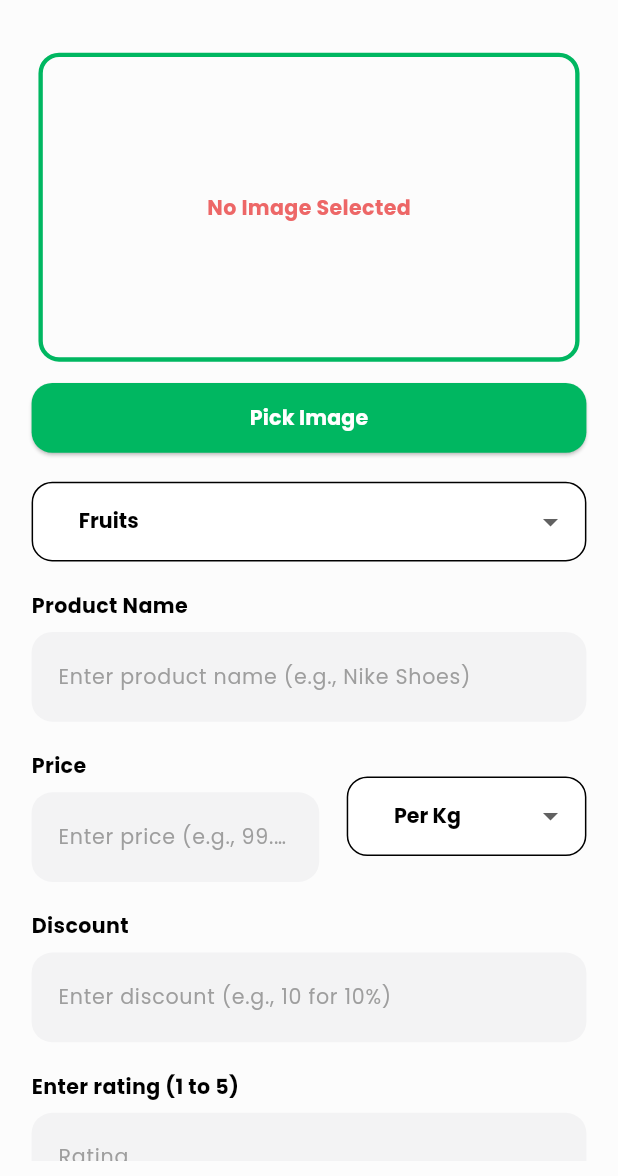
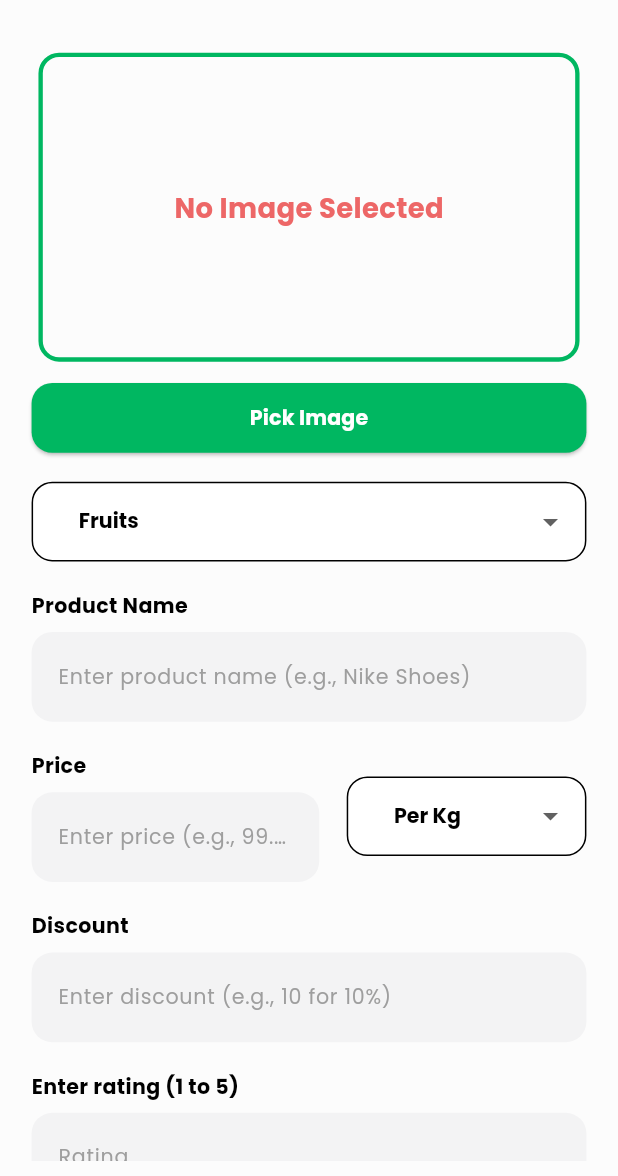
Before and after one commit to jasim506022/seller, a Flutter app: the ManageProductForm screen opened directly with empty values, on a phone screen of 412 x 824 dp, the part 60-1236 px from its top. Run offline on Flutter 3.47's test engine with Material 3 defaults, Android fonts, the phone set to English and light mode, and no system bars; our stand-ins replace cached_network_image, card_swiper, cloud_firestore, connectivity_plus, fancy_shimmer_image, firebase_auth and 15 more; accounts and stored records are empty.

Commit message:
home and update product

```diff
--- a/lib/controller/auth_controller.dart
+++ b/lib/controller/auth_controller.dart
@@ -63,7 +63,7 @@ class AuthController extends GetxController {
       passwordController,
       confirmPasswordController,
       phoneController,
-      nameController
+      nameController,
     ]) {
       controller.clear();
     }
@@ -85,7 +85,8 @@ class AuthController extends GetxController {
     }
 
     // Show a confirmation dialog and wait for the user's response.
-    final bool shouldPop = await Get.dialog<bool>(
+    final bool shouldPop =
+        await Get.dialog<bool>(
           ShowAlertDialog(
             icon: Icons.question_mark_rounded,
             title: AppStrings.exitDialogTitle,
@@ -145,7 +146,9 @@ class AuthController extends GetxController {
           ProfileModel profileModel = createUserProfile(user: user);
 
           await repository.createNewUserWithGoogle(
-              user: user, profileModel: profileModel);
+            user: user,
+            profileModel: profileModel,
+          );
 
           _navigateToMainPage(AppStrings.successSignInMessage);
         }
@@ -177,33 +180,34 @@ class AuthController extends GetxController {
 
       // Upload the user's profile image and get the image URL
       String userProfileImageUrl = await repository.uploadUserImage(
-          file: selectImageController.selectPhoto.value!);
+        file: selectImageController.selectPhoto.value!,
+      );
 
       // Register the user with email and password
-      UserCredential userCredential =
-          await repository.registerUserWithEmailAndPassword(
+      UserCredential userCredential = await repository
+          .registerUserWithEmailAndPassword(
             email: emailController.text.trim(),
-              password: passwordController.text.trim());
-
-
+            password: passwordController.text.trim(),
+          );
 
       // Create user profile data
       ProfileModel profile = createUserProfile(
         user: userCredential.user!,
         userProfileImageUrl: userProfileImageUrl,
         phoneNumber: phoneController.text.trim(),
-          userName: nameController.text.trim());
+        userName: nameController.text.trim(),
+      );
 
       // Upload user profile data
       repository.saveUserProfile(
-          profileModel: profile, documentId: userCredential.user!.uid);
+        profileModel: profile,
+        documentId: userCredential.user!.uid,
+      );
 
       // Reset the input fields after successful registration
       resetFields();
 
       _navigateToMainPage(AppStrings.signUpSuccessfulToast);
-
-
     } catch (e) {
       // Handle any errors during registration
       _handleError(e);
@@ -214,12 +218,12 @@ class AuthController extends GetxController {
 
   /// Creates a user profile using the provided user data or defaults.
 
-  ProfileModel createUserProfile(
-      {required User user,
+  ProfileModel createUserProfile({
+    required User user,
     String? userProfileImageUrl,
     String? userName,
-      String? phoneNumber}) {
-
+    String? phoneNumber,
+  }) {
     return ProfileModel(
       name: userName ?? user.displayName ?? AppStrings.defaultName,
       earnings: 0.0,
@@ -229,8 +233,8 @@ class AuthController extends GetxController {
       uid: user.uid,
       address: "",
       token: "",
-        imageurl:
-            userProfileImageUrl ?? user.photoURL ?? AppStrings.defaultImage);
+      imageurl: userProfileImageUrl ?? user.photoURL ?? AppStrings.defaultImage,
+    );
   }
 
   /// Validates the user input fields and shows appropriate error messages if any field is invalid.
@@ -259,7 +263,8 @@ class AuthController extends GetxController {
     try {
       loadingController.setLoading(true);
       await repository.sendPasswordResetEmail(
-          email: emailController.text.trim());
+        email: emailController.text.trim(),
+      );
       AppsFunction.flutterToast(msg: AppStrings.sendingMailToast);
       Get.toNamed(RoutesName.signInPage);
     } catch (e) {
--- a/lib/main.dart
+++ b/lib/main.dart
@@ -34,7 +34,7 @@ Future<void> _loadSharedPreferences() async {
 
 // Check onboarding status
     AppConstants.isViewed =
-        AppConstants.sharedPreference?.getInt(AppStrings.prefOnboarding)??0;
+        AppConstants.sharedPreference!.getInt(AppStrings.prefOnboarding)??0;
   } catch (e) {
     developer.log("Error loading SharedPreferences: $e");
   }
--- a/lib/res/apps_color.dart
+++ b/lib/res/apps_color.dart
@@ -4,10 +4,9 @@ class AppColors {
   /// ------------------------------------------------------------------------
   /// 🎨 Background Colors
   /// ------------------------------------------------------------------------
-  static const Color backgroundLight = Color(0xfffcfcfc); //backgroundLight
-  static const Color backgroundDark = Color(0xff080e1e); //backgroundDark
-  static const Color backgroundHomePageLight =
-      Color(0xfff2f2f8); // backgroundHomePageLight
+  static const Color backgroundLight = Color(0xfffcfcfc);
+  static const Color backgroundDark = Color(0xff080e1e);
+  static const Color homePageBackgroundColor = Color(0xfff2f2f8);
 
   /// ------------------------------------------------------------------------
   /// 🔹 Primary Colors
--- a/lib/res/utils.dart
+++ b/lib/res/utils.dart
@@ -53,6 +53,6 @@ class ThemeUtils {
       isDarkTheme ? AppColors.green : AppColors.black;
 
   // Background Color
-  static Color get backgroundColor =>
-      isDarkTheme ? AppColors.backgroundDark : const Color(0xFFF2F2F8);
+  static Color get homePageBackgroundColor =>
+      isDarkTheme ? AppColors.backgroundDark : AppColors.homePageBackgroundColor;
 }
--- a/lib/view/add_product/widget/grid_image_list_widget.dart
+++ b/lib/view/add_product/widget/grid_image_list_widget.dart
@@ -36,7 +36,6 @@ class GridImageListWidget extends StatelessWidget {
           ),
 
           /// Show empty state if no images are selected, otherwise show the grid
-
           child: selectedImages.isEmpty
               ? _buildEmptyState()
               : _buildImageGrid(selectedImages));
@@ -50,7 +49,7 @@ class GridImageListWidget extends StatelessWidget {
     return Center(
       child: Text(
         AppStrings.noImageSelectedToast,
-        style: AppsTextStyle.mediumBoldText.copyWith(color: AppColors.red),
+        style: AppsTextStyle.mediumBoldText.copyWith(color: AppColors.red,fontSize: 20.sp),
       ),
     );
   }
--- a/lib/view/add_product/widget/manage_product_form.dart
+++ b/lib/view/add_product/widget/manage_product_form.dart
@@ -19,10 +19,7 @@ import 'grid_image_list_widget.dart';
 /// Screen for adding or editing a product.
 /// Uses [GetX] for state management.
 class ManageProductForm extends StatefulWidget {
-  const ManageProductForm({
-    super.key,
-    required this.isEditMode,
-  });
+  const ManageProductForm({super.key, required this.isEditMode});
 
   /// Indicates whether the form is in edit mode.
   final bool isEditMode;
@@ -51,8 +48,9 @@ class _ManageProductFormState extends State<ManageProductForm> {
       onTap: () => FocusScope.of(context).unfocus(), // Dismiss keyboard on tap.
       child: PopScope(
         canPop: false,
-        //Hand Unsave Change On Back
-        onPopInvoked: (didPop) =>
+        //Hand Unsaved Change On Back
+        onPopInvoked:
+            (didPop) =>
                 manageProductController.handleUnsavedChangesOnBack(didPop),
         child: Scaffold(
           appBar: _buildAppBar(),
@@ -62,15 +60,13 @@ class _ManageProductFormState extends State<ManageProductForm> {
               children: [
                 // Show loading indicator when uploading.
                 Obx(() {
-                      return manageProductController
-                              .loadingController.loading.value
+                  return manageProductController.loadingController.loading.value
                       ? const LinearProgressIndicator()
                       // Use this to avoid rendering anything when not loading.
                       : const SizedBox.shrink();
                 }),
                 Padding(
-                      padding:
-                          EdgeInsets.symmetric(horizontal: 8.w, vertical: 5.h),
+                  padding: EdgeInsets.symmetric(horizontal: 8.w, vertical: 5.h),
                   child: Column(
                     children: [
                       const GridImageListWidget(),
@@ -83,7 +79,9 @@ class _ManageProductFormState extends State<ManageProductForm> {
                   ),
                 ),
               ],
-                ))),
+            ),
+          ),
+        ),
       ),
     );
   }
@@ -91,22 +89,25 @@ class _ManageProductFormState extends State<ManageProductForm> {
   /// Builds the app bar with title and upload action.
   AppBar _buildAppBar() {
     return AppBar(
-      title: Text(widget.isEditMode
+      title: Text(
+        widget.isEditMode
             ? AppStrings.updateProductTitle
-          : AppStrings.addNewProductTitle),
+            : AppStrings.addNewProductTitle,
+      ),
       actions: [
         IconButton(
           onPressed: () async {
             if (!_formKey.currentState!.validate()) return;
 
             NetworkUtils.executeWithInternetCheck(
-                  action: () => manageProductController.saveProduct(
-                      isUpdate: widget.isEditMode));
+              action:
+                  () => manageProductController.saveProduct(
+                    isUpdate: widget.isEditMode,
+                  ),
+            );
           },
-            icon: const Icon(
-              Icons.cloud_upload,
-              color: AppColors.green,
-            ))
+          icon: const Icon(Icons.cloud_upload, color: AppColors.green),
+        ),
       ],
     );
   }
@@ -114,8 +115,9 @@ class _ManageProductFormState extends State<ManageProductForm> {
   Widget _buildImagePickerButton() {
     return AppButton(
       title: AppStrings.btnPickImage,
-        onPressed: () =>
-            manageProductController.pickProductImage(ImageSource.gallery));
+      onPressed:
+          () => manageProductController.pickProductImage(ImageSource.gallery),
+    );
   }
 
   Form _buildProductForm() {
@@ -126,11 +128,15 @@ class _ManageProductFormState extends State<ManageProductForm> {
           /// Product Category Selection Dropdown
           CustomDropdownWidget(
             items: AppConstants.categories,
-            value: manageProductController
-                .categoryController.selectedCategory.value,
+            value:
+                manageProductController
+                    .categoryController
+                    .selectedCategory
+                    .value,
             onChanged: (value) {
-              manageProductController.categoryController
-                  .updateCategory(value!.toString());
+              manageProductController.categoryController.updateCategory(
+                value!.toString(),
+              );
               manageProductController.hasProductsChanged(true);
             },
           ),
@@ -142,7 +148,8 @@ class _ManageProductFormState extends State<ManageProductForm> {
             controller: manageProductController.nameController,
             label: AppStrings.productNameLabel,
             hintText: AppStrings.productNameHint,
-              validator: Validators.validateProductName),
+            validator: Validators.validateProductName,
+          ),
 
           /// Price & Unit Selection Row
           Row(
@@ -153,13 +160,14 @@ class _ManageProductFormState extends State<ManageProductForm> {
                 flex: 6,
                 //  Product Price Input Field
                 child: CustomTextFormField(
-                    onChanged: (value) =>
-                        manageProductController.trackInputChanges(),
+                  onChanged:
+                      (value) => manageProductController.trackInputChanges(),
                   controller: manageProductController.priceController,
                   label: AppStrings.priceLabel,
                   hintText: AppStrings.productPriceHint,
                   validator: Validators.validatePrice,
-                    textInputType: TextInputType.number),
+                  textInputType: TextInputType.number,
+                ),
               ),
               AppsFunction.horizontalSpacing(20),
               // Product Unit Selection
@@ -167,14 +175,19 @@ class _ManageProductFormState extends State<ManageProductForm> {
                 flex: 5,
                 child: CustomDropdownWidget(
                   onChanged: (value) {
-                      manageProductController.categoryController
-                          .updateUnit(value!.toString());
+                    manageProductController.categoryController.updateUnit(
+                      value!.toString(),
+                    );
                     manageProductController.hasProductsChanged(true);
                   },
                   items: AppConstants.units,
-                    value: manageProductController
-                        .categoryController.selectedUnit.value,
-                  )),
+                  value:
+                      manageProductController
+                          .categoryController
+                          .selectedUnit
+                          .value,
+                ),
+              ),
             ],
           ),
           // Product Discount Input Field
@@ -184,7 +197,9 @@ class _ManageProductFormState extends State<ManageProductForm> {
             label: AppStrings.discountLabel,
             hintText: AppStrings.productDiscountHint,
             validator: Validators.validateDiscount,
-              textInputType: TextInputType.number),
+            textInputType: TextInputType.number,
+
+          ),
           // Product Ratting Input Field
           CustomTextFormField(
             onChanged: (value) => manageProductController.trackInputChanges(),
@@ -192,8 +207,9 @@ class _ManageProductFormState extends State<ManageProductForm> {
             hintText: AppStrings.ratingLabel,
             label: AppStrings.productRatingHint,
             validator: Validators.validateRating,
-              textInputType: TextInputType.number),
-          // Product Discription Input Field
+            textInputType: TextInputType.number,
+          ),
+          // Product Description Input Field
           CustomTextFormField(
             onChanged: (value) => manageProductController.trackInputChanges(),
             controller: manageProductController.descriptionController,
@@ -201,17 +217,10 @@ class _ManageProductFormState extends State<ManageProductForm> {
             hintText: AppStrings.productDescriptionHint,
             validator: Validators.validateProductDescription,
             textInputType: TextInputType.text,
-              maxLines: 7),
+            maxLines: 7,
+          ),
         ],
       ),
     );
   }
 }
-
-/*
- Row(
-            mainAxisAlignment: MainAxisAlignment.center,
-            crossAxisAlignment: CrossAxisAlignment.center
-            Understand
-            #:
-*/
--- a/lib/view/auth/sign_in_page.dart
+++ b/lib/view/auth/sign_in_page.dart
@@ -87,7 +87,7 @@ class _SignInPageState extends State<SignInPage> {
                   /// Login Button  Button.
                   AuthButton(
                     onPressed: () async {
-                      if (!_formKey.currentState!.validate()) return;
+                      // if (!_formKey.currentState!.validate()) return;
                       await authController.signIn();
                     },
                     label: AppStrings.signInTitle,
--- a/lib/widget/app_button.dart
+++ b/lib/widget/app_button.dart
@@ -26,23 +26,18 @@ class AppButton extends StatelessWidget {
       width: width?.w ?? double.infinity,
       child: ElevatedButton(
         style: ElevatedButton.styleFrom(
-            padding: EdgeInsets.zero,
-            backgroundColor: AppColors.green,
-            shape: RoundedRectangleBorder(
-                borderRadius: BorderRadius.circular(15.r))),
-        onPressed: () =>
-            NetworkUtils.executeWithInternetCheck(action: () => onPressed()),
+          padding: EdgeInsets.zero,
+          backgroundColor: AppColors.green,
+          shape: RoundedRectangleBorder(
+            borderRadius: BorderRadius.circular(15.r),
+          ),
+        ),
+        onPressed:
+            () => NetworkUtils.executeWithInternetCheck(action: onPressed),
 
         /// Ensures button action is only performed if internet is available.
-        child: Text(
-          title,
-          style: AppsTextStyle.button,
-        ),
+        child: Text(title, style: AppsTextStyle.button),
       ),
     );
   }
 }
-/*
-can we are use OnPressed Button With parent threiss ();
-#: Why we doesn't use onpRess (); present threis
-*/
```
Also changed, not shown: lib/view/add_product/manage_product_page.dart (+5 -6 lines), lib/view/add_product/widget/image_picker_dialog.dart (+24 -14 lines), lib/view/add_product/widget/product_image_placeholder.dart (+11 -15 lines), lib/view/add_product/widget/single_image_remove_widget.dart (+11 -9 lines), lib/view/home/home_page.dart (+3 -12 lines), lib/view/home/widget/dashboard_grid_widget.dart (+9 -9 lines), lib/view/home/widget/grid_item_widget.dart (+18 -10 lines), lib/view/home/widget/home_profile_header_stream.dart (+14 -35 lines), lib/view/main/main_page.dart (+10 -18 lines). Lines whose indentation alone changed are shown as unchanged.
